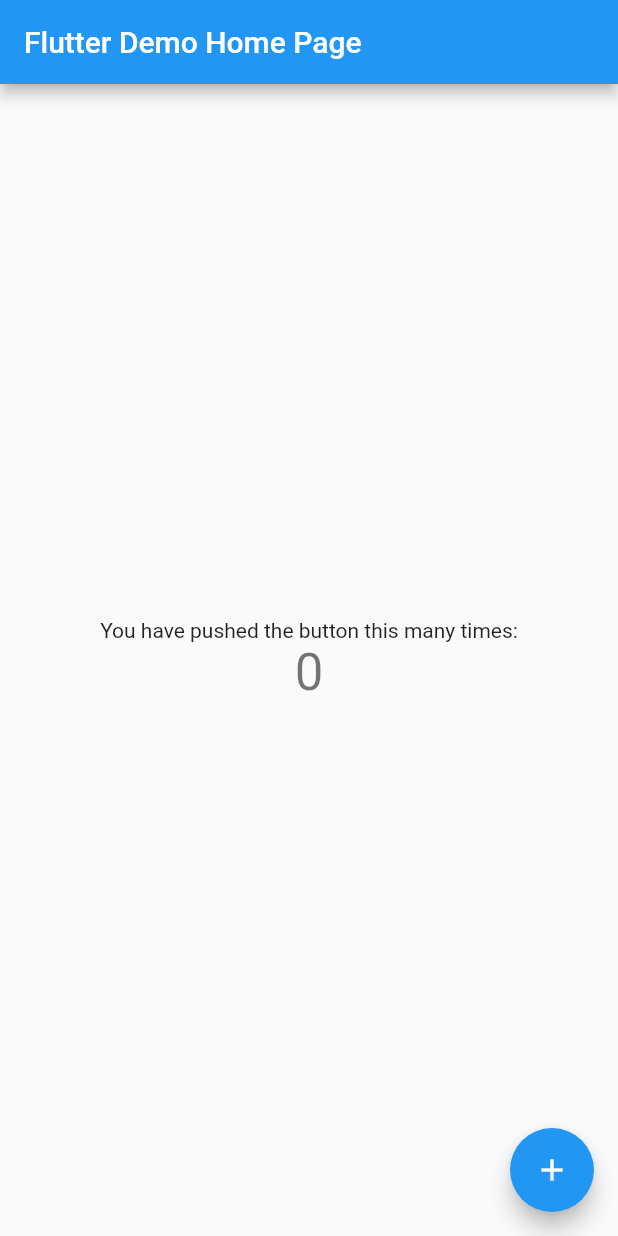
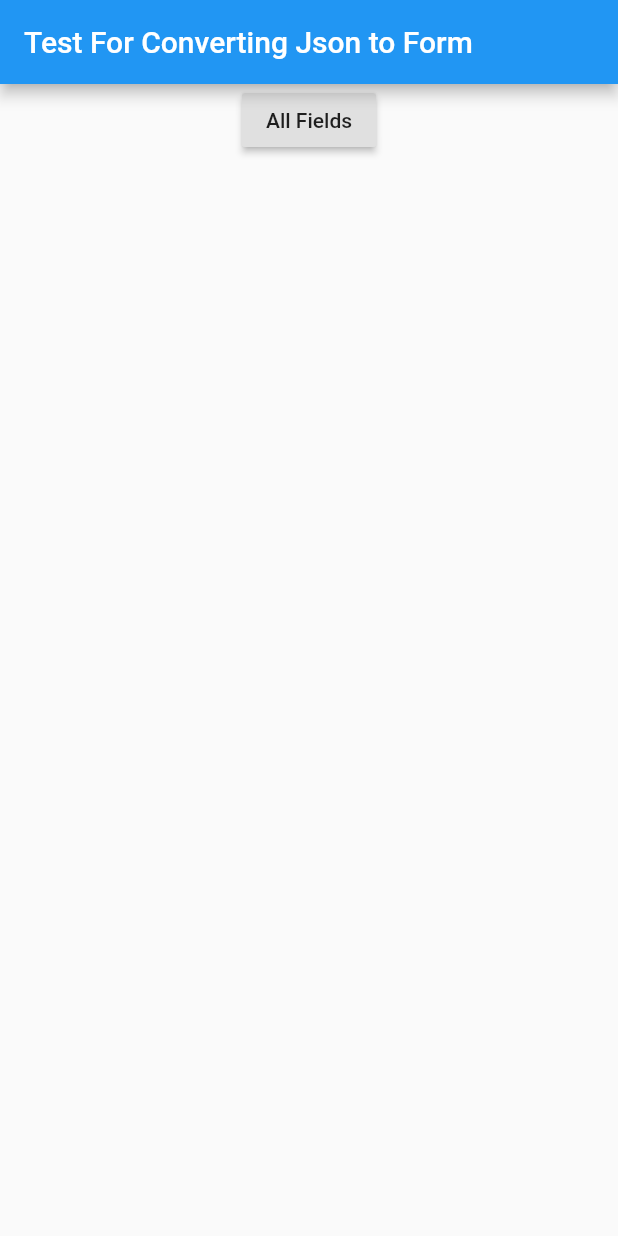
Before and after one commit to maniecodes/jbpm_json_to_form, a Flutter app: the screen it shows after launch, on a phone screen of 412 x 824 dp. Run offline on Flutter 3.47's test engine with Material 2 defaults, Android fonts, the phone set to English and light mode, and no system bars.

Commit message:
created a sample project for textfield and textarea

```diff
--- a/example/lib/main.dart
+++ b/example/lib/main.dart
@@ -1,111 +1,57 @@
 import 'package:flutter/material.dart';
 
-void main() => runApp(MyApp());
+import 'fields.dart';
+
+void main() => runApp(new MyApp());
 
 class MyApp extends StatelessWidget {
-  // This widget is the root of your application.
   @override
   Widget build(BuildContext context) {
-    return MaterialApp(
-      title: 'Flutter Demo',
-      theme: ThemeData(
-        // This is the theme of your application.
-        //
-        // Try running your application with "flutter run". You'll see the
-        // application has a blue toolbar. Then, without quitting the app, try
-        // changing the primarySwatch below to Colors.green and then invoke
-        // "hot reload" (press "r" in the console where you ran "flutter run",
-        // or simply save your changes to "hot reload" in a Flutter IDE).
-        // Notice that the counter didn't reset back to zero; the application
-        // is not restarted.
+    return new MaterialApp(
+      title: 'JSON to FORM',
+      theme: new ThemeData(
         primarySwatch: Colors.blue,
       ),
-      home: MyHomePage(title: 'Flutter Demo Home Page'),
+      initialRoute: "/",
+      routes: {
+        '/': (context) => MyHomePage(),
+        '/fields': (context) => Fields(),
+      },
     );
   }
 }
 
 class MyHomePage extends StatefulWidget {
   MyHomePage({Key key, this.title}) : super(key: key);
-
-  // This widget is the home page of your application. It is stateful, meaning
-  // that it has a State object (defined below) that contains fields that affect
-  // how it looks.
-
-  // This class is the configuration for the state. It holds the values (in this
-  // case the title) provided by the parent (in this case the App widget) and
-  // used by the build method of the State. Fields in a Widget subclass are
-  // always marked "final".
-
   final String title;
 
   @override
-  _MyHomePageState createState() => _MyHomePageState();
+  _MyHomePageState createState() => new _MyHomePageState();
 }
 
 class _MyHomePageState extends State<MyHomePage> {
-  int _counter = 0;
-
-  void _incrementCounter() {
-    setState(() {
-      // This call to setState tells the Flutter framework that something has
-      // changed in this State, which causes it to rerun the build method below
-      // so that the display can reflect the updated values. If we changed
-      // _counter without calling setState(), then the build method would not be
-      // called again, and so nothing would appear to happen.
-      _counter++;
-    });
-  }
+  dynamic response;
 
   @override
   Widget build(BuildContext context) {
-    // This method is rerun every time setState is called, for instance as done
-    // by the _incrementCounter method above.
-    //
-    // The Flutter framework has been optimized to make rerunning build methods
-    // fast, so that you can just rebuild anything that needs updating rather
-    // than having to individually change instances of widgets.
-    return Scaffold(
-      appBar: AppBar(
+    return new Scaffold(
+      appBar: new AppBar(
         // Here we take the value from the MyHomePage object that was created by
         // the App.build method, and use it to set our appbar title.
-        title: Text(widget.title),
+        title: new Text("Test For Converting Json to Form"),
       ),
-      body: Center(
-        // Center is a layout widget. It takes a single child and positions it
-        // in the middle of the parent.
-        child: Column(
-          // Column is also a layout widget. It takes a list of children and
-          // arranges them vertically. By default, it sizes itself to fit its
-          // children horizontally, and tries to be as tall as its parent.
-          //
-          // Invoke "debug painting" (press "p" in the console, choose the
-          // "Toggle Debug Paint" action from the Flutter Inspector in Android
-          // Studio, or the "Toggle Debug Paint" command in Visual Studio Code)
-          // to see the wireframe for each widget.
-          //
-          // Column has various properties to control how it sizes itself and
-          // how it positions its children. Here we use mainAxisAlignment to
-          // center the children vertically; the main axis here is the vertical
-          // axis because Columns are vertical (the cross axis would be
-          // horizontal).
-          mainAxisAlignment: MainAxisAlignment.center,
+      body: new Center(
+        child: new Column(
           children: <Widget>[
-            Text(
-              'You have pushed the button this many times:',
-            ),
-            Text(
-              '$_counter',
-              style: Theme.of(context).textTheme.display1,
+            new RaisedButton(
+              onPressed: () {
+                Navigator.pushNamed(context, '/fields');
+              },
+              child: Text("All Fields"),
             ),
           ],
         ),
       ),
-      floatingActionButton: FloatingActionButton(
-        onPressed: _incrementCounter,
-        tooltip: 'Increment',
-        child: Icon(Icons.add),
-      ), // This trailing comma makes auto-formatting nicer for build methods.
     );
   }
 }
```
Also changed, not shown: example/lib/fields.dart (added, +85 -0 lines), example/pubspec.yaml (+2 -11 lines), example/pubspec.lock.
